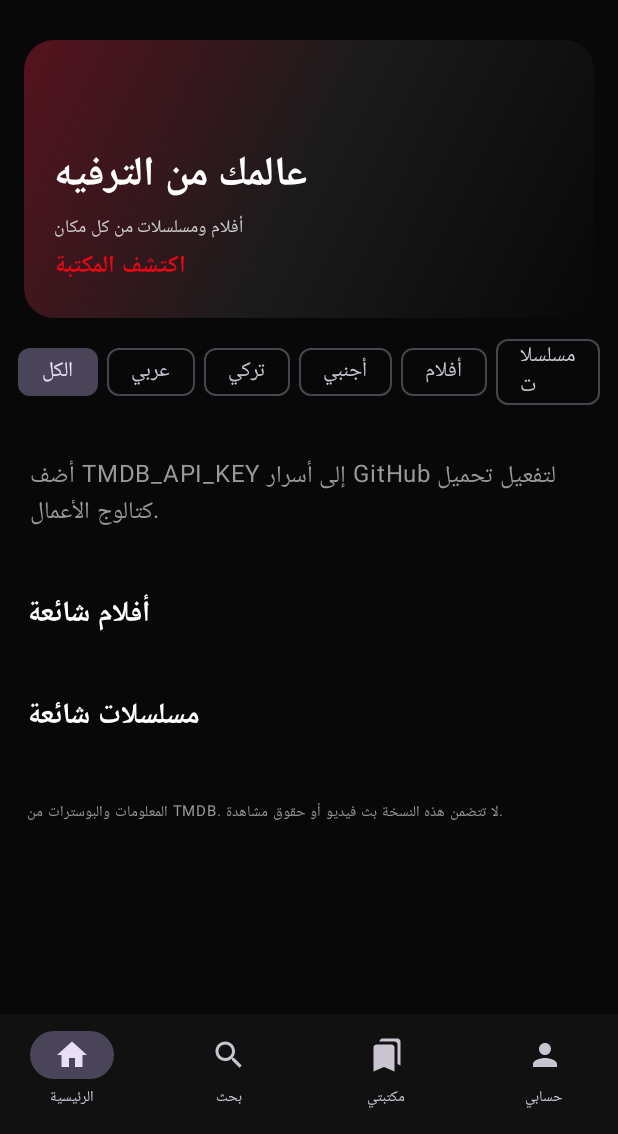
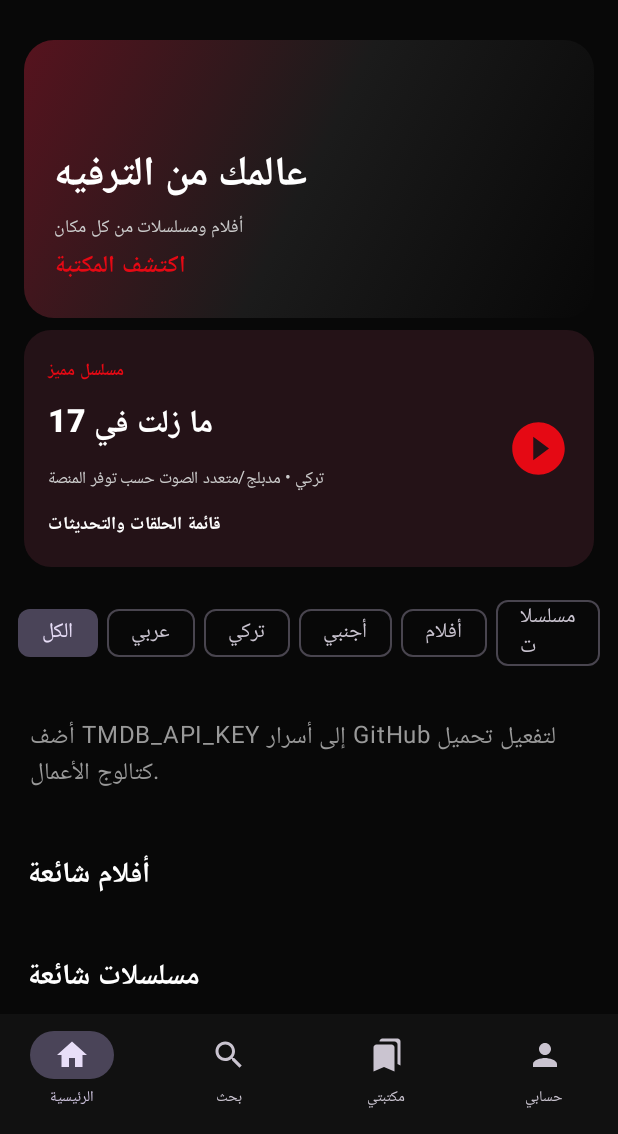
Before and after one commit to shotalx2-lgtm/YOFECTPLAY, an Android app built with Jetpack Compose: the screen it shows after launch (MainActivity), on a phone screen of 412 x 824 dp, the part 102-1236 px from its top. Run offline under Robolectric (Android 15) with nearby library versions, the phone set to English and light mode, and no system bars; pictures from the network do not load.

Commit message:
Add featured Daha 17 series page with verified episode availability

```diff
--- a/app/src/main/java/com/yofect/play/MainActivity.kt
+++ b/app/src/main/java/com/yofect/play/MainActivity.kt
@@ -1,6 +1,8 @@
 package com.yofect.play
 
 import android.os.Bundle
+import android.content.Intent
+import android.net.Uri
 import androidx.activity.ComponentActivity
 import androidx.activity.compose.setContent
 import androidx.compose.foundation.background
@@ -21,6 +23,7 @@ import androidx.compose.ui.text.font.FontWeight
 import androidx.compose.ui.text.style.TextOverflow
 import androidx.compose.ui.unit.dp
 import androidx.compose.ui.unit.sp
+import androidx.compose.ui.platform.LocalContext
 import coil.compose.AsyncImage
 import kotlinx.coroutines.Dispatchers
 import kotlinx.coroutines.withContext
@@ -70,10 +73,13 @@ private fun YofectPlay() {
  var movies by remember{mutableStateOf(emptyList<Work>())}
  var shows by remember{mutableStateOf(emptyList<Work>())}
  var busy by remember{mutableStateOf(true)}
+ var showFeaturedSeries by remember{mutableStateOf(false)}
  LaunchedEffect(Unit){movies=fetchCatalog("movie/popular");shows=fetchCatalog("tv/popular");busy=false}
  MaterialTheme(colorScheme=darkColorScheme(primary=RED,background=BG,surface=Color(0xFF171717))){
   Surface(Modifier.fillMaxSize(),color=BG){
-   if(chosen!=null){
+   if(showFeaturedSeries){
+    FeaturedSeriesScreen(onBack={showFeaturedSeries=false})
+   }else if(chosen!=null){
     Column(Modifier.fillMaxSize()){
      Row(verticalAlignment=Alignment.CenterVertically){
       IconButton(onClick={chosen=null}){Icon(Icons.Default.ArrowBack,null,tint=Color.White)}
@@ -89,7 +95,7 @@ private fun YofectPlay() {
     Column(Modifier.fillMaxSize()){
      Box(Modifier.weight(1f)){
       when(tab){
-       0->Home(movies,shows,busy,category,{category=it},{chosen=it})
+       0->Home(movies,shows,busy,category,{category=it},{chosen=it},{showFeaturedSeries=true})
        1->Search(query,{query=it},movies+shows,{chosen=it})
        2->MessagePage(Icons.Default.Bookmarks,"مكتبتي","احفظ أعمالك المفضلة هنا.")
        else->MessagePage(Icons.Default.Person,"حساب YOFECT PLAY","إدارة الحساب والملفات الشخصية قريبًا.")
@@ -109,7 +115,7 @@ private fun YofectPlay() {
 }
 
 @Composable
-private fun Home(movies:List<Work>,shows:List<Work>,busy:Boolean,category:String,onCategory:(String)->Unit,onOpen:(Work)->Unit){
+private fun Home(movies:List<Work>,shows:List<Work>,busy:Boolean,category:String,onCategory:(String)->Unit,onOpen:(Work)->Unit,onFeaturedSeries:()->Unit){
  LazyColumn(contentPadding=PaddingValues(bottom=18.dp)){
   item{
    Row(Modifier.fillMaxWidth().padding(20.dp),horizontalArrangement=Arrangement.SpaceBetween,verticalAlignment=Alignment.CenterVertically){
@@ -122,6 +128,7 @@ private fun Home(movies:List<Work>,shows:List<Work>,busy:Boolean,category:String
     Column{Text("عالمك من الترفيه",color=Color.White,fontSize=27.sp,fontWeight=FontWeight.ExtraBold);Text("أفلام ومسلسلات من كل مكان",color=Color.LightGray,fontSize=12.sp);Text("اكتشف المكتبة",color=RED,fontWeight=FontWeight.Bold)}
    }
   }
+  item{ FeaturedSeriesBanner(onClick=onFeaturedSeries) }
   item{Row(Modifier.fillMaxWidth().padding(12.dp),horizontalArrangement=Arrangement.spacedBy(6.dp)){
    listOf("الكل","عربي","تركي","أجنبي","أفلام","مسلسلات").forEach{FilterChip(selected=category==it,onClick={onCategory(it)},label={Text(it)})}
   }}
@@ -168,3 +175,71 @@ private fun MessagePage(icon:androidx.compose.ui.graphics.vector.ImageVector,tit
   Text(subtitle,color=GREY,modifier=Modifier.padding(top=8.dp))
  }
 }
+
+
+private const val SHAHID_SERIES_URL = "https://shahid.mbc.net/ar/series/ما-زلت-في-17-الموسم-1/season-49923989453657-49923989423070"
+
+@Composable
+private fun FeaturedSeriesBanner(onClick:()->Unit){
+ Card(onClick=onClick,modifier=Modifier.fillMaxWidth().padding(horizontal=16.dp, vertical=8.dp),colors=CardDefaults.cardColors(containerColor=Color(0xFF241217)),shape=RoundedCornerShape(18.dp)){
+  Row(Modifier.padding(16.dp),verticalAlignment=Alignment.CenterVertically){
+   Column(Modifier.weight(1f),verticalArrangement=Arrangement.spacedBy(6.dp)){
+    Text("مسلسل مميز",color=RED,fontSize=11.sp,fontWeight=FontWeight.Bold)
+    Text("ما زلت في 17",color=Color.White,fontSize=21.sp,fontWeight=FontWeight.ExtraBold)
+    Text("تركي • مدبلج/متعدد الصوت حسب توفر المنصة",color=Color.LightGray,fontSize=11.sp)
+    Text("قائمة الحلقات والتحديثات",color=Color.White,fontWeight=FontWeight.Bold,fontSize=12.sp)
+   }
+   Icon(Icons.Default.PlayCircleFilled,null,tint=RED,modifier=Modifier.size(42.dp))
+  }
+ }
+}
+
+@Composable
+private fun FeaturedSeriesScreen(onBack:()->Unit){
+ val context = LocalContext.current
+ LazyColumn(Modifier.fillMaxSize(),contentPadding=PaddingValues(bottom=24.dp)){
+  item{
+   Row(Modifier.fillMaxWidth().padding(12.dp),verticalAlignment=Alignment.CenterVertically){
+    IconButton(onClick=onBack){Icon(Icons.Default.ArrowBack,null,tint=Color.White)}
+    Text("ما زلت في 17",color=Color.White,fontWeight=FontWeight.Bold,fontSize=20.sp)
+   }
+  }
+  item{
+   Box(Modifier.fillMaxWidth().padding(horizontal=16.dp).height(170.dp).background(Brush.linearGradient(listOf(Color(0xFF5B1828),Color(0xFF171717))),RoundedCornerShape(18.dp)).padding(18.dp),contentAlignment=Alignment.BottomStart){
+    Column(verticalArrangement=Arrangement.spacedBy(5.dp)){
+     Text("DAHA 17",color=Color.White,fontSize=12.sp,letterSpacing=3.sp)
+     Text("ما زلت في 17",color=Color.White,fontSize=26.sp,fontWeight=FontWeight.ExtraBold)
+     Text("دراما تركية • الموسم الأول",color=Color.LightGray,fontSize=12.sp)
+    }
+   }
+  }
+  item{
+   Text("الحلقات",color=Color.White,fontSize=20.sp,fontWeight=FontWeight.Bold,modifier=Modifier.padding(start=18.dp,top=20.dp,bottom=6.dp))
+   Text("آخر تحقق من صفحة شاهد الرسمية: 130 حلقة. الحلقة 131 و132 غير مؤكدتين بعد، ولن نعرضهما كحلقتين متاحتين قبل ظهور مصدر موثوق.",color=GREY,fontSize=12.sp,modifier=Modifier.padding(horizontal=18.dp, vertical=6.dp))
+  }
+  items((1..132).toList()){episode->
+   val available = episode<=130
+   Row(Modifier.fillMaxWidth().padding(horizontal=16.dp,vertical=4.dp).background(Color(0xFF171717),RoundedCornerShape(12.dp)).clickable(enabled=available){
+    val intent=Intent(Intent.ACTION_VIEW,Uri.parse(SHAHID_SERIES_URL))
+    context.startActivity(intent)
+   }.padding(14.dp),verticalAlignment=Alignment.CenterVertically){
+    Box(Modifier.size(38.dp).background(if(available) Color(0xFF3A1820) else Color(0xFF292929),RoundedCornerShape(9.dp)),contentAlignment=Alignment.Center){
+     Text(episode.toString(),color=if(available) Color.White else GREY,fontWeight=FontWeight.Bold)
+    }
+    Spacer(Modifier.width(12.dp))
+    Column(Modifier.weight(1f)){
+     Text("الحلقة $episode",color=if(available) Color.White else GREY,fontWeight=FontWeight.SemiBold)
+     Text(if(available) "متاحة على صفحة المسلسل الرسمية" else "لم يتم التحقق من توفرها بعد",color=GREY,fontSize=10.sp)
+    }
+    if(available) Icon(Icons.Default.PlayArrow,null,tint=RED)
+    else Text("قريبًا؟",color=GREY,fontSize=10.sp)
+   }
+  }
+  item{
+   Text("المشاهدة تفتح صفحة المسلسل الرسمية على شاهد. التشغيل داخل YOFECT PLAY يتطلب تكاملًا مرخصًا من مزود الفيديو؛ لا توجد روابط بث مباشرة مضافة حاليًا.",color=GREY,fontSize=11.sp,modifier=Modifier.padding(18.dp))
+   Button(onClick={context.startActivity(Intent(Intent.ACTION_VIEW,Uri.parse(SHAHID_SERIES_URL)))},modifier=Modifier.fillMaxWidth().padding(horizontal=16.dp),colors=ButtonDefaults.buttonColors(containerColor=RED)){
+    Text("فتح المسلسل على شاهد")
+   }
+  }
+ }
+}
```
